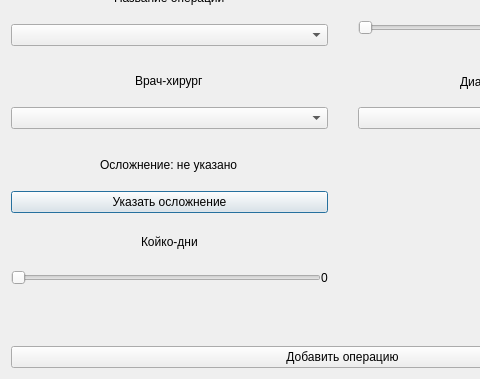
dmkrch/Hernia-qt, file Hernia-Qt/operationaddform.ui: the form before one commit; both pictures show x 0 to 480 and y 122 to 501 of the 685 by 501 pixel window.
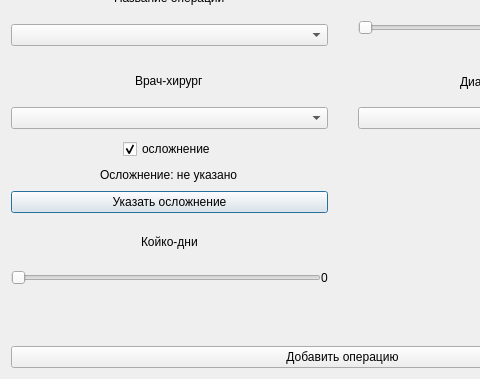
The form after the commit.

```diff
--- a/Hernia-Qt/operationaddform.ui
+++ b/Hernia-Qt/operationaddform.ui
@@ -40,6 +40,16 @@
      </item>
      <item row="4" column="0">
       <layout class="QVBoxLayout" name="verticalLayout_4">
+       <item alignment="Qt::AlignHCenter">
+        <widget class="QCheckBox" name="checkBox">
+         <property name="text">
+          <string>осложнение</string>
+         </property>
+         <property name="checked">
+          <bool>true</bool>
+         </property>
+        </widget>
+       </item>
        <item alignment="Qt::AlignHCenter">
         <widget class="QLabel" name="label_sequela">
          <property name="text">
```
